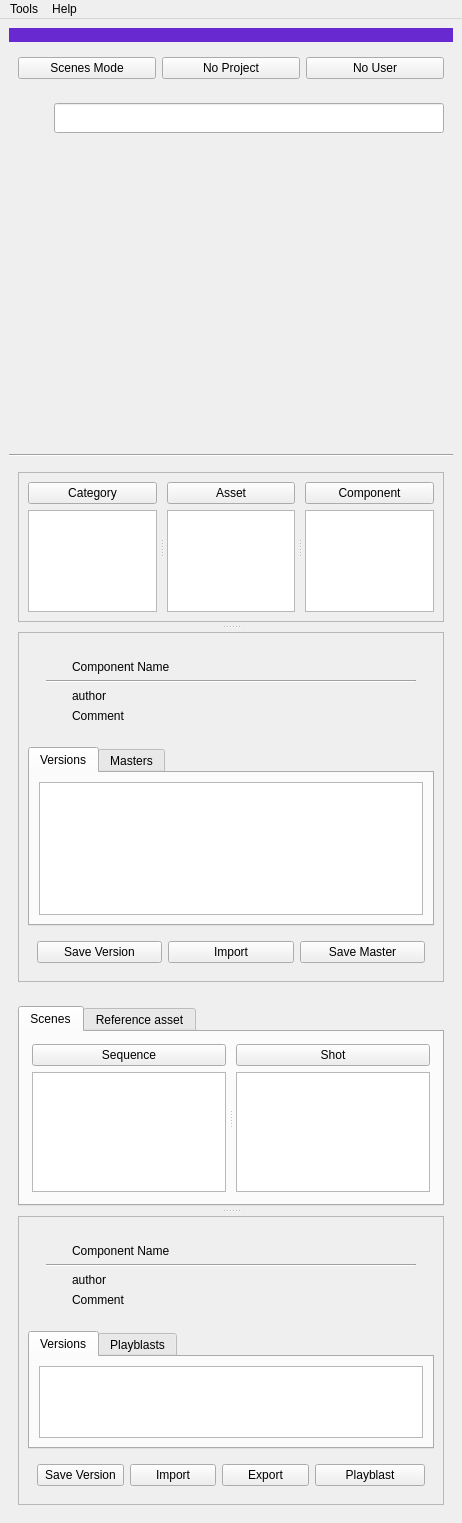
This is ui/pipeline_main_UI.ui in liorbenhorin/pipeline as Qt 5 draws it before an edit. The edited form follows.
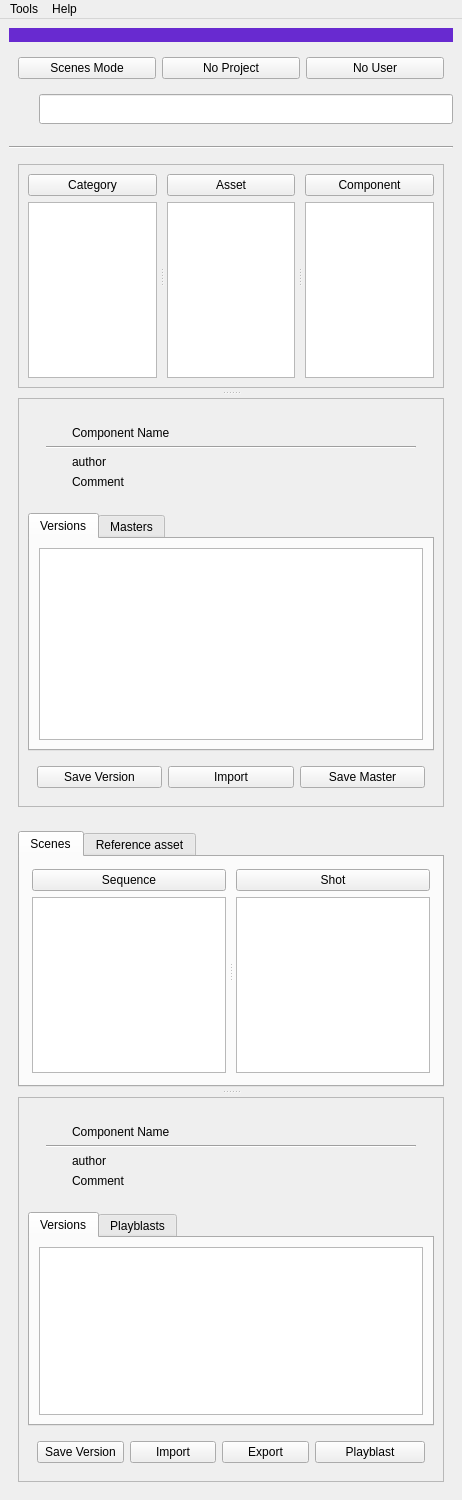
This is the edited form.

Patch:
```diff
--- a/ui/pipeline_main_UI.ui
+++ b/ui/pipeline_main_UI.ui
@@ -107,6 +107,21 @@
     <item>
      <widget class="QWidget" name="widget_5" native="true">
       <layout class="QHBoxLayout" name="horizontalLayout_7">
+       <property name="spacing">
+        <number>0</number>
+       </property>
+       <property name="leftMargin">
+        <number>0</number>
+       </property>
+       <property name="topMargin">
+        <number>0</number>
+       </property>
+       <property name="rightMargin">
+        <number>0</number>
+       </property>
+       <property name="bottomMargin">
+        <number>0</number>
+       </property>
        <item>
         <widget class="QLabel" name="searchIcon_label">
          <property name="minimumSize">
@@ -138,10 +153,23 @@
       <property name="minimumSize">
        <size>
         <width>0</width>
-        <height>300</height>
+        <height>10</height>
        </size>
       </property>
-      <layout class="QVBoxLayout" name="verticalLayout_18"/>
+      <layout class="QVBoxLayout" name="verticalLayout_18">
+       <property name="leftMargin">
+        <number>0</number>
+       </property>
+       <property name="topMargin">
+        <number>0</number>
+       </property>
+       <property name="rightMargin">
+        <number>0</number>
+       </property>
+       <property name="bottomMargin">
+        <number>0</number>
+       </property>
+      </layout>
      </widget>
     </item>
     <item>
```
